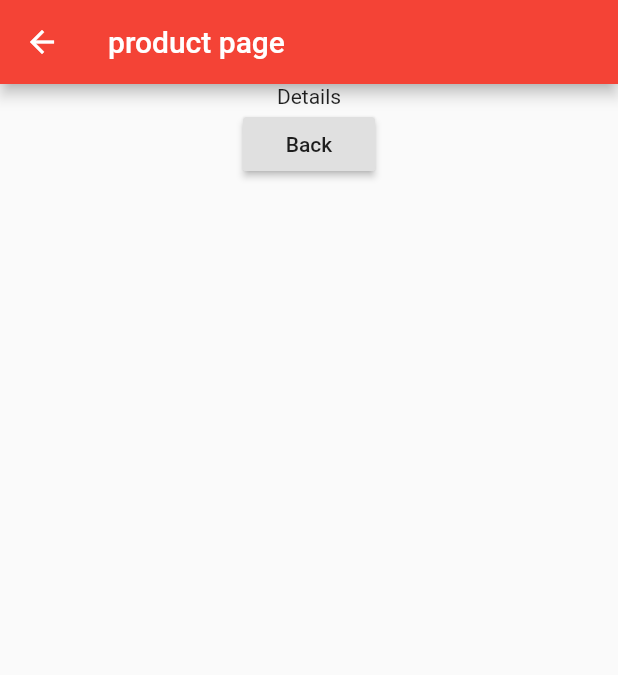
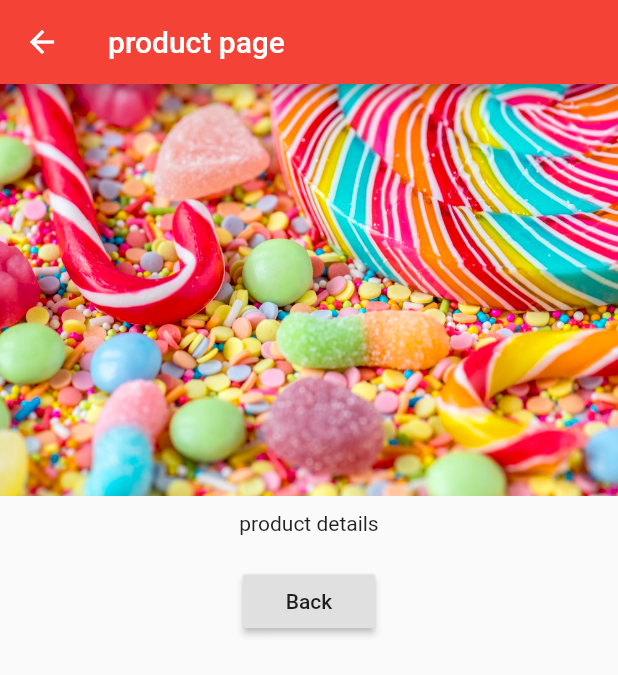
Before and after one commit to taioo/Take-a-question, a Flutter app: the ProductPage screen opened directly, on a phone screen of 412 x 824 dp. Shown: the top 675 px of the screen. Run offline on Flutter 3.47's test engine with Material 2 defaults, Android fonts, the phone set to English and light mode, and no system bars.

Commit message:
edit prodoct page

```diff
--- a/lib/pages/product.dart
+++ b/lib/pages/product.dart
@@ -10,13 +10,19 @@ class ProductPage extends StatelessWidget {
         ),
         body: Column(
           children: <Widget>[
-            Center(child: Text('Details')),
-            RaisedButton(
-              child: Text('Back'),
-              onPressed: () {
-                Navigator.pop(context);
-              },
-            )
+            Image.asset('assets/sweets.jpeg'),
+            Container(
+              padding: EdgeInsets.all(10),
+              child: Text('product details'),
+            ),
+            Container(
+                padding: EdgeInsets.all(10),
+                child: RaisedButton(
+                  child: Text('Back'),
+                  onPressed: () {
+                    Navigator.pop(context);
+                  },
+                ))
           ],
         ));
   }
```
